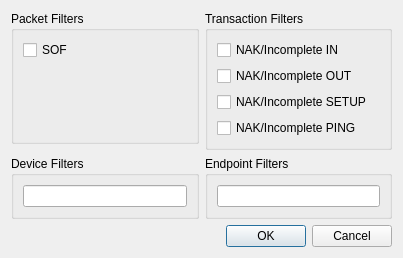
Qt form ui/filterwindow.ui (lambdaconcept/usb2sniffer-qt) before a commit.
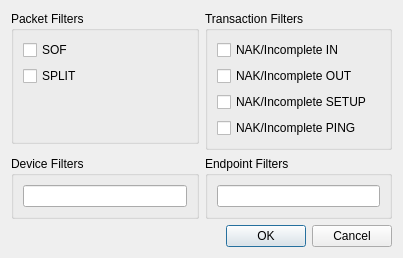
The same form after that commit.

Commit message: add filtering option to hide split packet by default

```diff
--- a/ui/filterwindow.ui
+++ b/ui/filterwindow.ui
@@ -92,6 +92,13 @@
         </property>
        </widget>
       </item>
+      <item>
+       <widget class="QCheckBox" name="checkSPLIT">
+        <property name="text">
+         <string>SPLIT</string>
+        </property>
+       </widget>
+      </item>
       <item>
        <spacer name="verticalSpacer_2">
         <property name="orientation">
```
The commit also changes 3 other files.
